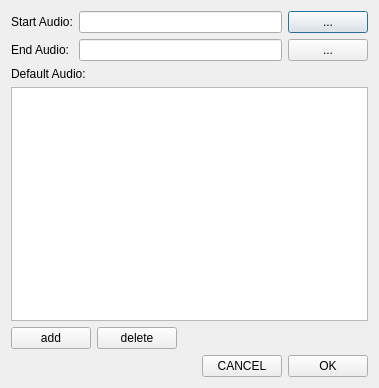
First picture: the form in sourceFiles/Ui/setNodeInfoDialog/setNodeInfoDialog.ui, repository qeesung/ddBook, before the edit.
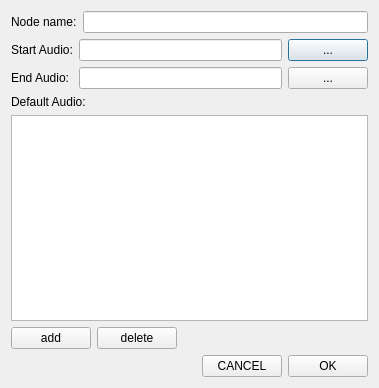
Second picture: the form after the edit.

Commit message: 在setNodeInfo对话框里面添加了节点名字修改的部分

Diff of the .ui file:
```diff
--- a/sourceFiles/Ui/setNodeInfoDialog/setNodeInfoDialog.ui
+++ b/sourceFiles/Ui/setNodeInfoDialog/setNodeInfoDialog.ui
@@ -13,7 +13,23 @@
   <property name="windowTitle">
    <string>Dialog</string>
   </property>
+  <layout class="QGridLayout" name="gridLayout">
+   <item row="0" column="0">
   <layout class="QVBoxLayout" name="verticalLayout_7">
+     <item>
+      <layout class="QHBoxLayout" name="horizontalLayout_5">
+       <item>
+        <widget class="QLabel" name="label_4">
+         <property name="text">
+          <string>Node name:</string>
+         </property>
+        </widget>
+       </item>
+       <item>
+        <widget class="QLineEdit" name="nodeNameLineEdit"/>
+       </item>
+      </layout>
+     </item>
    <item>
     <layout class="QVBoxLayout" name="verticalLayout_6">
      <item>
@@ -157,6 +173,8 @@
             <string>  OK  </string>
            </property>
           </widget>
+           </item>
+          </layout>
          </item>
         </layout>
        </item>
```
Lines whose indentation alone changed are shown as unchanged. The commit also changes 3 other files.
